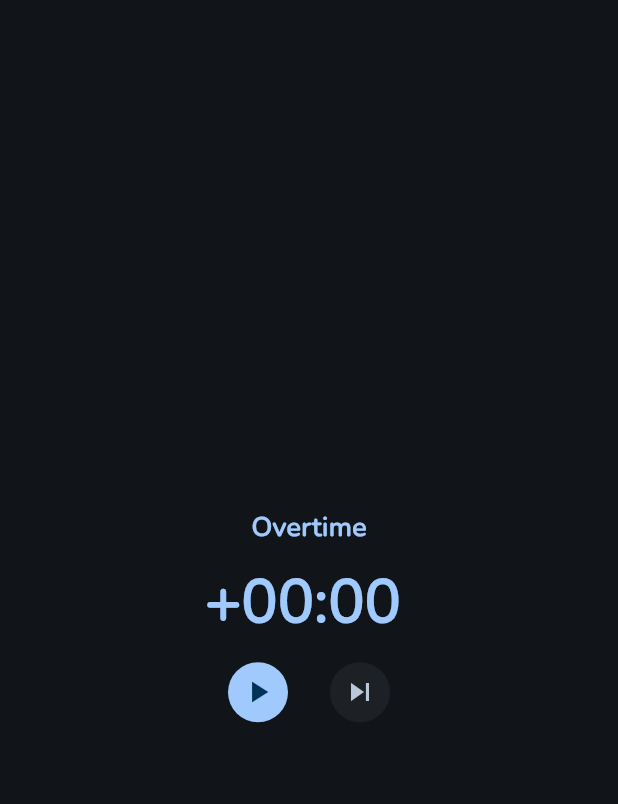
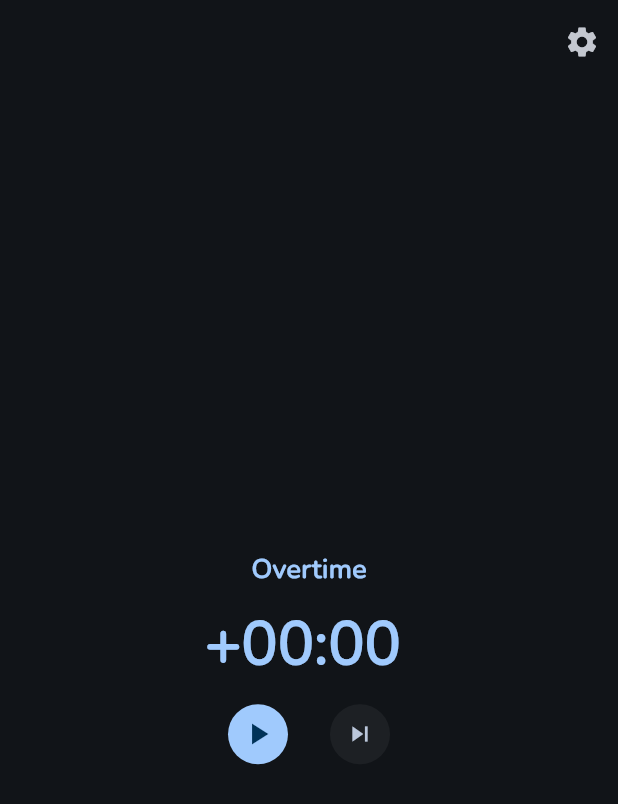
Before and after one commit to sitolam/flowtime, a Flutter app: the screen it shows after launch, after a tap on the "skip next" icon, on a phone screen of 412 x 824 dp. Shown: the top 804 px of the screen. Run offline on Flutter 3.47's test engine with Material 3 defaults, Android fonts, the light colour scheme and no system bars; drawn by our look-alikes of dynamic_color; our stand-ins replace audioplayers, flutter_riverpod, stop_watch_timer.

Commit message:
feat: add settings

```diff
--- /dev/null
+++ b/lib/common/widgets/primary_button.dart
@@ -0,0 +1,16 @@
+import 'package:flutter/material.dart';
+
+class PrimaryButton extends StatelessWidget {
+  final Function onPressed;
+  final Icon icon;
+  const PrimaryButton({super.key, required this.icon, required this.onPressed});
+
+  @override
+  Widget build(BuildContext context) {
+    return IconButton.filled(
+        onPressed: () {
+          onPressed();
+        },
+        icon: Icon(icon.icon));
+  }
+}
--- /dev/null
+++ b/lib/common/widgets/secondary_button.dart
@@ -0,0 +1,27 @@
+import 'package:flutter/material.dart';
+
+class SecondaryButton extends StatelessWidget {
+  final Icon icon;
+  final Function onPressed;
+  final int size;
+  const SecondaryButton(
+      {super.key, required this.icon, required this.onPressed, this.size = 40});
+
+  @override
+  Widget build(BuildContext context) {
+    return IconButton.filled(
+        iconSize: size.toDouble() / 2,
+        color: Theme.of(context).colorScheme.secondary,
+        style: ButtonStyle(
+            minimumSize:
+                WidgetStateProperty.all(Size(size.toDouble(), size.toDouble())),
+            maximumSize:
+                WidgetStateProperty.all(Size(size.toDouble(), size.toDouble())),
+            backgroundColor: WidgetStateProperty.all(
+                Theme.of(context).colorScheme.surfaceContainer)),
+        onPressed: () {
+          onPressed();
+        },
+        icon: Icon(icon.icon));
+  }
+}
--- /dev/null
+++ b/lib/common/widgets/time.dart
@@ -0,0 +1,21 @@
+import 'package:flutter/material.dart';
+
+class TimeViewer extends StatelessWidget {
+  final Object minutes;
+  final Object seconds;
+  const TimeViewer({super.key, required this.minutes, required this.seconds});
+
+  @override
+  Widget build(BuildContext context) {
+    return Padding(
+      padding: const EdgeInsets.all(8),
+      child: Text(
+        "$minutes:$seconds",
+        style: TextStyle(
+            color: Theme.of(context).colorScheme.primary,
+            fontSize: 40,
+            fontWeight: FontWeight.bold),
+      ),
+    );
+  }
+}
--- /dev/null
+++ b/lib/core/riverpod/riverpod.dart
@@ -0,0 +1,6 @@
+import 'package:flowtime/core/riverpod/models/timer_settings.dart';
+import 'package:flutter_riverpod/flutter_riverpod.dart';
+
+final timerSettings = ChangeNotifierProvider<TimerSettings>((ref) {
+  return TimerSettings(percentage: 0.2);
+});
--- a/lib/main.dart
+++ b/lib/main.dart
@@ -1,9 +1,10 @@
 import 'package:flowtime/core/theme/theme.dart';
 import 'package:flowtime/presentation/pages/home/home.dart';
 import 'package:flutter/material.dart';
+import 'package:flutter_riverpod/flutter_riverpod.dart';
 
 void main() async {
-  runApp(const EzNutri());
+  runApp(const ProviderScope(child: EzNutri()));
 }
 
 class EzNutri extends StatelessWidget {
--- a/lib/presentation/pages/home/home.dart
+++ b/lib/presentation/pages/home/home.dart
@@ -1,17 +1,23 @@
+import 'package:flowtime/common/widgets/primary_button.dart';
+import 'package:flowtime/common/widgets/secondary_button.dart';
+import 'package:flowtime/common/widgets/time.dart';
+import 'package:flowtime/core/riverpod/riverpod.dart';
 import 'package:flowtime/presentation/pages/home/widgets/title.dart';
+import 'package:flowtime/presentation/pages/settings/settings_dialog.dart';
 import 'package:flutter/material.dart';
+import 'package:flutter_riverpod/flutter_riverpod.dart';
 import 'package:stop_watch_timer/stop_watch_timer.dart';
 import 'package:audioplayers/audioplayers.dart';
 
-class HomePage extends StatefulWidget {
+class HomePage extends ConsumerStatefulWidget {
   final AudioPlayer audioPlayer = AudioPlayer();
   HomePage({super.key});
 
   @override
-  State<HomePage> createState() => _HomePageState();
+  ConsumerState<HomePage> createState() => _HomePageState();
 }
 
-class _HomePageState extends State<HomePage> {
+class _HomePageState extends ConsumerState<HomePage> {
   final StopWatchTimer _stopWatchTimer =
       StopWatchTimer(mode: StopWatchMode.countUp);
   final StopWatchTimer _countDownTimer =
@@ -34,17 +40,33 @@ class _HomePageState extends State<HomePage> {
 
   @override
   Widget build(BuildContext context) {
-    if (mode == 'countUp') return _workTimer(context);
-    if (mode == 'countDown') return _breakTimer(context);
-    if (mode == 'overTime') return _overTime(context);
-    if (mode == 'overTimeTimer') return _overTimeTimer(context);
-
-    return Container(); // Add a default return to avoid null return
+    return Scaffold(
+        appBar: AppBar(
+          actions: [
+            IconButton(
+                onPressed: () {
+                  showDialog(
+                      context: context,
+                      builder: (BuildContext context) {
+                        return const SettingsDialog();
+                      });
+                },
+                icon: const Icon(Icons.settings))
+          ],
+        ),
+        body: mode == 'countUp'
+            ? _workTimer(context, ref)
+            : mode == 'countDown'
+                ? _breakTimer(context)
+                : mode == 'overTime'
+                    ? _overTime(context)
+                    : mode == 'overTimeTimer'
+                        ? _overTimeTimer(context)
+                        : Container());
   }
 
-  Widget _workTimer(BuildContext context) {
-    return Scaffold(
-      body: Column(
+  Widget _workTimer(BuildContext context, WidgetRef ref) {
+    return Column(
       mainAxisAlignment: MainAxisAlignment.center,
       crossAxisAlignment: CrossAxisAlignment.center,
       children: [
@@ -63,20 +85,11 @@ class _HomePageState extends State<HomePage> {
               mainAxisAlignment: MainAxisAlignment.center,
               crossAxisAlignment: CrossAxisAlignment.center,
               children: <Widget>[
-                  Padding(
-                    padding: const EdgeInsets.all(8),
-                    child: Text(
-                      "$minutes:$seconds",
-                      style: TextStyle(
-                          color: Theme.of(context).colorScheme.primary,
-                          fontSize: 40,
-                          fontWeight: FontWeight.bold),
-                    ),
-                  ),
+                TimeViewer(minutes: minutes, seconds: seconds),
                 Row(
                   mainAxisAlignment: MainAxisAlignment.center,
                   children: [
-                      IconButton.filled(
+                    PrimaryButton(
                         onPressed: () {
                           _stopWatchTimer.isRunning
                               ? _stopWatchTimer.onStopTimer()
@@ -86,27 +99,22 @@ class _HomePageState extends State<HomePage> {
                             ? Icons.pause
                             : Icons.play_arrow)),
                     const SizedBox(width: 20),
-                      IconButton.filled(
-                          color: Theme.of(context).colorScheme.secondary,
-                          style: ButtonStyle(
-                              backgroundColor: WidgetStateProperty.all(
-                                  Theme.of(context)
-                                      .colorScheme
-                                      .surfaceContainer)),
+                    SecondaryButton(
+                        icon: const Icon(Icons.skip_next),
                         onPressed: () {
                           setState(() {
                             _stopWatchTimer.onStopTimer();
 
                             _countDownTimer.setPresetSecondTime(
-                                  (StopWatchTimer.getRawSecond(value) * 0.20)
+                                (StopWatchTimer.getRawSecond(value) *
+                                            ref.watch(timerSettings).percentage)
                                         .round() +
                                     extraBreak);
                             extraBreak = 0;
                             _countDownTimer.onStartTimer();
                             mode = 'countDown';
                           });
-                          },
-                          icon: const Icon(Icons.skip_next))
+                        }),
                   ],
                 ),
               ],
@@ -114,13 +122,11 @@ class _HomePageState extends State<HomePage> {
           },
         ),
       ],
-      ),
     );
   }
 
   Widget _breakTimer(BuildContext context) {
-    return Scaffold(
-      body: Column(
+    return Column(
       mainAxisAlignment: MainAxisAlignment.center,
       crossAxisAlignment: CrossAxisAlignment.center,
       children: [
@@ -152,36 +158,22 @@ class _HomePageState extends State<HomePage> {
               mainAxisAlignment: MainAxisAlignment.center,
               crossAxisAlignment: CrossAxisAlignment.center,
               children: <Widget>[
-                  Padding(
-                    padding: const EdgeInsets.all(8),
-                    child: Text(
-                      "$minutes:$seconds",
-                      style: TextStyle(
-                          color: Theme.of(context).colorScheme.primary,
-                          fontSize: 40,
-                          fontWeight: FontWeight.bold),
-                    ),
-                  ),
+                TimeViewer(minutes: minutes, seconds: seconds),
                 Row(
                   mainAxisAlignment: MainAxisAlignment.center,
                   children: [
-                      IconButton.filled(
+                    PrimaryButton(
+                        icon: Icon(_countDownTimer.isRunning
+                            ? Icons.pause
+                            : Icons.play_arrow),
                         onPressed: () {
                           _countDownTimer.isRunning
                               ? _countDownTimer.onStopTimer()
                               : _countDownTimer.onStartTimer();
-                          },
-                          icon: Icon(_countDownTimer.isRunning
-                              ? Icons.pause
-                              : Icons.play_arrow)),
+                        }),
                     const SizedBox(width: 20),
-                      IconButton.filled(
-                          color: Theme.of(context).colorScheme.secondary,
-                          style: ButtonStyle(
-                              backgroundColor: WidgetStateProperty.all(
-                                  Theme.of(context)
-                                      .colorScheme
-                                      .surfaceContainer)),
+                    SecondaryButton(
+                        icon: const Icon(Icons.skip_next),
                         onPressed: () {
                           setState(() {
                             extraBreak = StopWatchTimer.getRawSecond(value);
@@ -189,8 +181,7 @@ class _HomePageState extends State<HomePage> {
                             _stopWatchTimer.onStartTimer();
                             mode = 'countUp';
                           });
-                          },
-                          icon: const Icon(Icons.skip_next))
+                        }),
                   ],
                 ),
               ],
@@ -198,13 +189,11 @@ class _HomePageState extends State<HomePage> {
           },
         ),
       ],
-      ),
     );
   }
 
   Widget _overTime(BuildContext context) {
-    return Scaffold(
-      body: Column(
+    return Column(
       mainAxisAlignment: MainAxisAlignment.center,
       crossAxisAlignment: CrossAxisAlignment.center,
       children: [
@@ -237,23 +226,18 @@ class _HomePageState extends State<HomePage> {
                 Row(
                   mainAxisAlignment: MainAxisAlignment.center,
                   children: [
-                      IconButton.filled(
+                    PrimaryButton(
+                        icon: Icon(_stopWatchTimer.isRunning
+                            ? Icons.pause
+                            : Icons.play_arrow),
                         onPressed: () {
                           _stopWatchTimer.isRunning
                               ? _stopWatchTimer.onStopTimer()
                               : _stopWatchTimer.onStartTimer();
-                          },
-                          icon: Icon(_stopWatchTimer.isRunning
-                              ? Icons.pause
-                              : Icons.play_arrow)),
+                        }),
                     const SizedBox(width: 20),
-                      IconButton.filled(
-                          color: Theme.of(context).colorScheme.secondary,
-                          style: ButtonStyle(
-                              backgroundColor: WidgetStateProperty.all(
-                                  Theme.of(context)
-                                      .colorScheme
-                                      .surfaceContainer)),
+                    SecondaryButton(
+                        icon: const Icon(Icons.skip_next),
                         onPressed: () {
                           setState(() {
                             _stopWatchTimer.onStopTimer();
@@ -263,8 +247,7 @@ class _HomePageState extends State<HomePage> {
                             _countDownTimer.onStartTimer();
                             mode = 'overTimeTimer';
                           });
-                          },
-                          icon: const Icon(Icons.skip_next))
+                        }),
                   ],
                 ),
               ],
@@ -272,13 +255,11 @@ class _HomePageState extends State<HomePage> {
           },
         ),
       ],
-      ),
     );
   }
 
   Widget _overTimeTimer(BuildContext context) {
-    return Scaffold(
-      body: Column(
+    return Column(
       mainAxisAlignment: MainAxisAlignment.center,
       crossAxisAlignment: CrossAxisAlignment.center,
       children: [
@@ -322,15 +303,15 @@ class _HomePageState extends State<HomePage> {
                 Row(
                   mainAxisAlignment: MainAxisAlignment.center,
                   children: [
-                      IconButton.filled(
+                    PrimaryButton(
+                        icon: Icon(_countDownTimer.isRunning
+                            ? Icons.pause
+                            : Icons.play_arrow),
                         onPressed: () {
                           _countDownTimer.isRunning
                               ? _countDownTimer.onStopTimer()
                               : _countDownTimer.onStartTimer();
-                          },
-                          icon: Icon(_countDownTimer.isRunning
-                              ? Icons.pause
-                              : Icons.play_arrow)),
+                        }),
                   ],
                 ),
               ],
@@ -338,7 +319,6 @@ class _HomePageState extends State<HomePage> {
           },
         ),
       ],
-      ),
     );
   }
 }
--- a/pubspec.yaml
+++ b/pubspec.yaml
@@ -38,6 +38,7 @@ dependencies:
   dynamic_color: ^1.7.0
   stop_watch_timer: ^3.2.1
   audioplayers: ^6.1.0
+  flutter_riverpod: ^2.6.1
 
 dev_dependencies:
   flutter_test:
@@ -51,6 +52,7 @@ dev_dependencies:
   flutter_lints: ^4.0.0
   flutter_gen_runner: ^5.8.0
   build_runner: ^2.4.13
+  change_app_package_name: ^1.4.0
 
 # For information on the generic Dart part of this file, see the
 # following page: https://dart.dev/tools/pub/pubspec
```
Also changed, not shown: lib/common/widgets/amount_input_field.dart (added, +80 -0 lines), lib/core/riverpod/models/timer_settings.dart (added, +12 -0 lines), lib/presentation/pages/settings/settings_dialog.dart (added, +74 -0 lines), pubspec.lock, 4 other files. Lines whose indentation alone changed are shown as unchanged.
